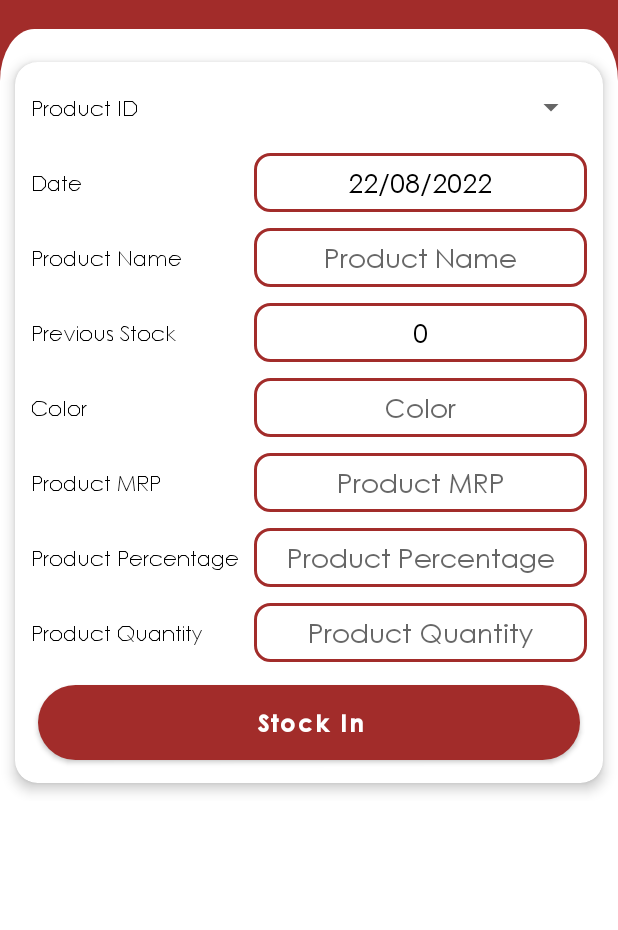
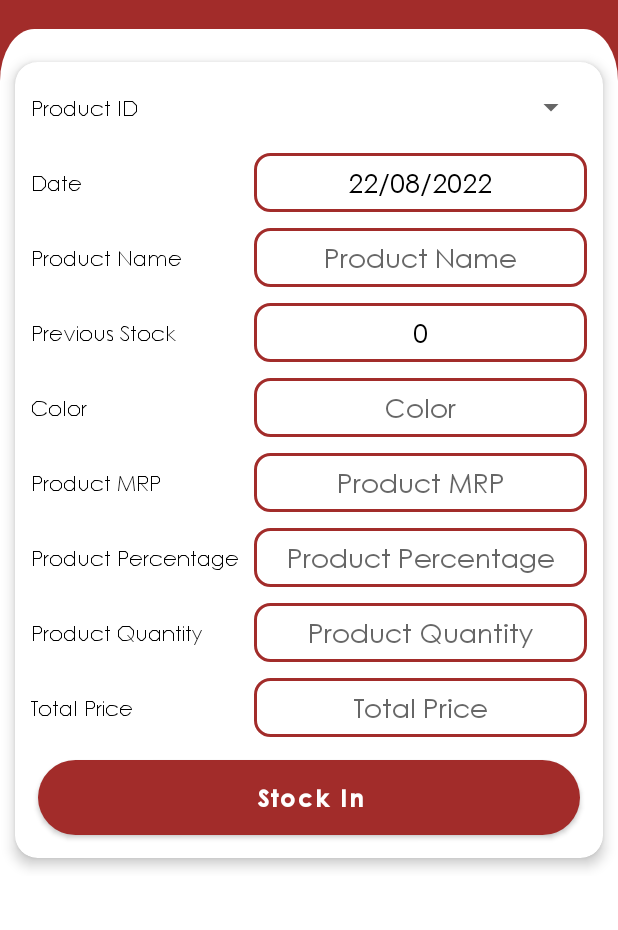
Before and after one commit to emonrait/stella, an Android app: the StockIn screen opened directly, with no data from a screen before it, on a phone screen of 412 x 824 dp, the part 98-1028 px from its top. Run offline under Robolectric (Android 15) with nearby library versions, the phone set to English and light mode, and no system bars; our stand-ins replace Firebase (no records; nobody signed in at launch, a user with empty details on screens opened directly); Roboto replaces fonts that are not available here.

Commit message:
bugs solved & update

```diff
--- a/app/src/main/java/com/raihan/stella/activity/StatetmentActivity.java
+++ b/app/src/main/java/com/raihan/stella/activity/StatetmentActivity.java
@@ -236,6 +236,7 @@ public class StatetmentActivity extends AutoLogout {
                         String flag = ds.child("flag").getValue(String.class);
                         String stockflg = ds.child("stockflg").getValue(String.class);
                         String updateBy = ds.child("updateBy").getValue(String.class);
+                        String totalPrice = ds.child("totalPrice").getValue(String.class);
                         // Log.d("TAG", date + " / "+txn);
                         Stock listitem = new Stock(id,
                                 productName, productId, date, color,
@@ -243,6 +244,7 @@ public class StatetmentActivity extends AutoLogout {
                                 productPercent,
                                 productQty,
                                 previousStock,
+                                totalPrice,
                                 flag,
                                 stockflg,
                                 updateBy
@@ -298,6 +300,7 @@ public class StatetmentActivity extends AutoLogout {
                         String flag = ds.child("flag").getValue(String.class);
                         String stockflg = ds.child("stockflg").getValue(String.class);
                         String updateBy = ds.child("updateBy").getValue(String.class);
+                        String totalPrice = ds.child("totalPrice").getValue(String.class);
                         // Log.d("TAG", date + " / "+txn);
                         Stock listitem = new Stock(id,
                                 productName, productId, date, color,
@@ -305,6 +308,7 @@ public class StatetmentActivity extends AutoLogout {
                                 productPercent,
                                 productQty,
                                 previousStock,
+                                totalPrice,
                                 flag,
                                 stockflg,
                                 updateBy
--- a/app/src/main/java/com/raihan/stella/activity/StockOut.java
+++ b/app/src/main/java/com/raihan/stella/activity/StockOut.java
@@ -276,7 +276,7 @@ public class StockOut extends AutoLogout {
                     String sellPercent = sell_percent_value.getText().toString().trim();
                     String totalPrice = sell_price_value.getText().toString().trim();
                     Sell sell = new Sell(id, productName, productId, date, color, productMrp, productPercent, productQty.trim(), sellPercent, totalPrice, flag, updateBy);
-                    Stock stock = new Stock(id, productName, productId, date, color, productMrp, productPercent, productQty.trim(), previousStock, stockflg, flag, updateBy);
+                    Stock stock = new Stock(id, productName, productId, date, color, productMrp, productPercent, productQty.trim(), previousStock,totalPrice, stockflg, flag, updateBy);
 
                     loadingDialog.startDialoglog();
                     stockOut(id, stock, sell);
--- a/app/src/main/res/layout/activity_stock_in.xml
+++ b/app/src/main/res/layout/activity_stock_in.xml
@@ -322,6 +322,35 @@
                                             android:textColor="@color/black" />
 
                                     </LinearLayout>
+
+                                    <LinearLayout
+                                        android:layout_width="match_parent"
+                                        android:layout_height="50dp"
+                                        android:gravity="center_horizontal"
+                                        android:orientation="horizontal"
+                                        android:padding="@dimen/padding_5"
+                                        android:weightSum="2">
+
+                                        <TextView
+                                            android:layout_width="match_parent"
+                                            android:layout_height="match_parent"
+                                            android:layout_weight="1.2"
+                                            android:gravity="center_vertical"
+                                            android:text="@string/total_price"
+                                            android:textColor="@color/black" />
+
+                                        <EditText
+                                            android:id="@+id/product_total_price_value"
+                                            android:layout_width="match_parent"
+                                            android:layout_height="match_parent"
+                                            android:layout_weight=".8"
+                                            android:background="@drawable/rectangale"
+                                            android:gravity="center"
+                                            android:hint="@string/total_price"
+                                            android:inputType="numberDecimal"
+                                            android:textColor="@color/black" />
+
+                                    </LinearLayout>
                                 </LinearLayout>
 
                                 <Button
--- a/app/src/main/res/values/strings.xml
+++ b/app/src/main/res/values/strings.xml
@@ -146,6 +146,7 @@
     <string name="customer_mobile_no">Customer Mobile No</string>
     <string name="remarks">Remarks</string>
     <string name="amount">Amount</string>
+    <string name="total_price">Total Price</string>
 
 
     <string-array name="spinnerItems">
--- a/build.gradle
+++ b/build.gradle
@@ -11,7 +11,8 @@ buildscript {
         classpath 'com.google.gms:google-services:4.3.3'
 
         classpath "com.google.android.libraries.mapsplatform.secrets-gradle-plugin:secrets-gradle-plugin:2.0.1"
-
+// Add the Crashlytics Gradle plugin
+        classpath 'com.google.firebase:firebase-crashlytics-gradle:2.9.1'
 
 
         // NOTE: Do not place your application dependencies here; they belong
```
Also changed, not shown: app/build.gradle (+10 -0 lines), app/src/main/java/com/raihan/stella/activity/MainActivity.java (+16 -4 lines), app/src/main/java/com/raihan/stella/activity/StockIn.java (+58 -4 lines), app/src/main/java/com/raihan/stella/model/Stock.java (+11 -1 lines).
